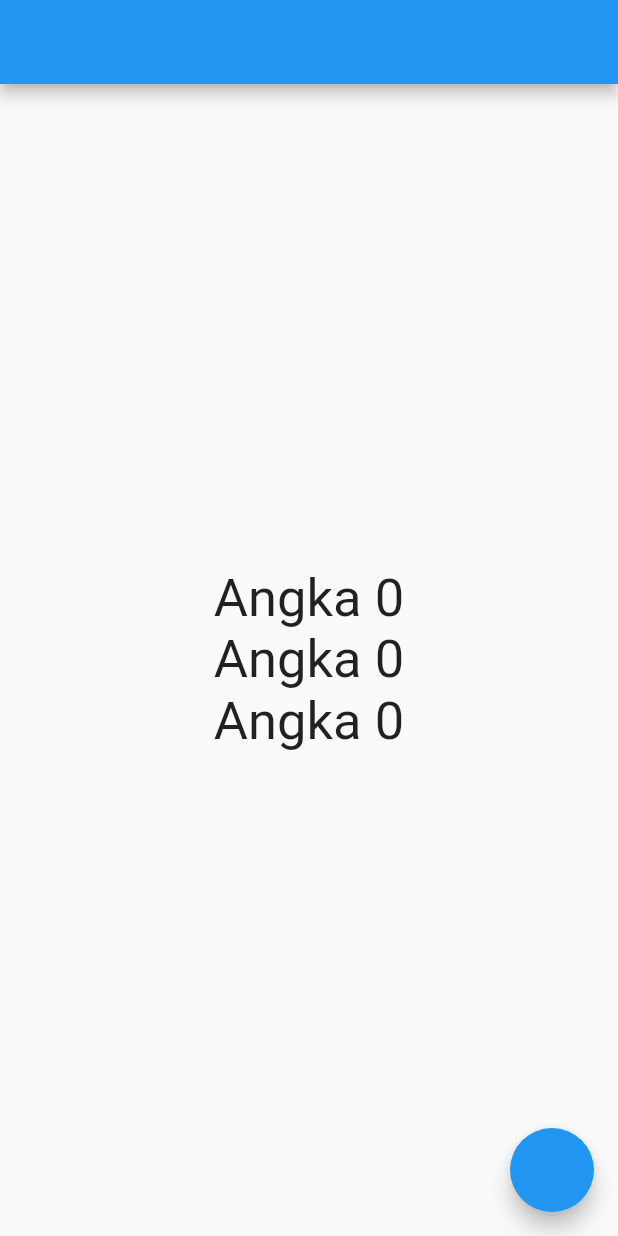
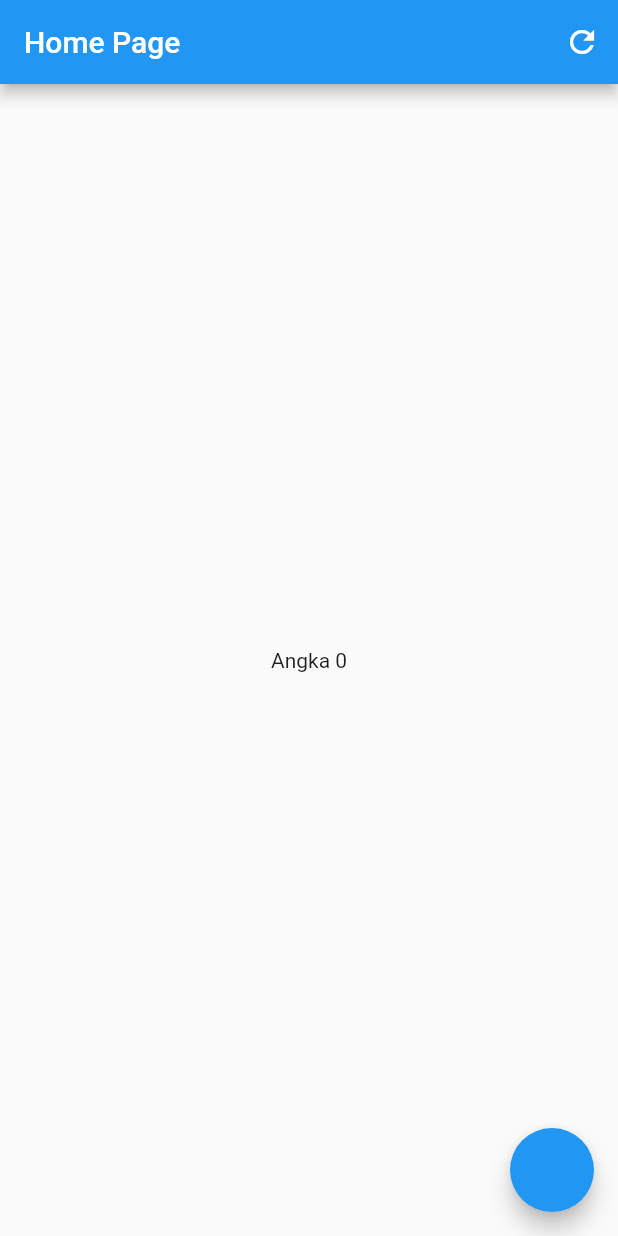
Before and after one commit to dennyoctavian/getx-flutter, a Flutter app: the screen it shows after launch, on a phone screen of 412 x 824 dp. Run offline on Flutter 3.47's test engine with Material 2 defaults, Android fonts, the phone set to English and light mode, and no system bars; our stand-ins replace get.

```diff
--- a/lib/main.dart
+++ b/lib/main.dart
@@ -10,59 +10,70 @@ class MyApp extends StatelessWidget {
 
   @override
   Widget build(BuildContext context) {
-    return MaterialApp(
-      home: Scaffold(
-        appBar: AppBar(),
-        body: Center(
-          child: Column(
-            mainAxisAlignment: MainAxisAlignment.center,
-            children: [
-              GetBuilder<CounterController>(
-                id: "joni",
-                init: CounterController(),
-                initState: (_) {},
-                builder: (controller) {
-                  return Text(
-                    "Angka ${controller.count}",
-                    style: const TextStyle(
-                      fontSize: 35,
-                    ),
+    return const GetMaterialApp(
+      home: HomePage(),
     );
-                },
-              ),
-              GetBuilder<CounterController>(
-                init: CounterController(),
-                initState: (_) {},
-                builder: (controller) {
-                  return Text(
-                    "Angka ${controller.count}",
-                    style: const TextStyle(
-                      fontSize: 35,
-                    ),
-                  );
-                },
-              ),
-              GetBuilder<CounterController>(
-                id: "budi",
-                init: CounterController(),
-                initState: (_) {},
-                builder: (controller) {
-                  return Text(
-                    "Angka ${controller.count}",
-                    style: const TextStyle(
-                      fontSize: 35,
-                    ),
-                  );
-                },
-              ),
+  }
+}
+
+class HomePage extends StatelessWidget {
+  const HomePage({super.key});
+
+  @override
+  Widget build(BuildContext context) {
+    final countController = Get.put(CounterController());
+    return Scaffold(
+      appBar: AppBar(
+        title: const Text("Home Page"),
+        actions: [
+          IconButton(
+              onPressed: () => Get.to(() => const OtherPage()),
+              icon: const Icon(Icons.refresh)),
         ],
       ),
+      body: const Center(
+        child: CountWidget(),
       ),
-        floatingActionButton: FloatingActionButton(
-          onPressed: () {
-            Get.find<CounterController>().add();
+      floatingActionButton: FloatingActionButton(onPressed: () {
+        countController.increment();
+      }),
+    );
+  }
+}
+
+class CountWidget extends StatelessWidget {
+  const CountWidget({super.key});
+
+  @override
+  Widget build(BuildContext context) {
+    return GetBuilder<CounterController>(
+      initState: (state) => debugPrint('initState'),
+      didChangeDependencies: (state) => debugPrint('didChangeDependencies'),
+      didUpdateWidget: (oldWidget, state) => debugPrint('didUpdateWidget'),
+      dispose: (state) => debugPrint('dispose'),
+      builder: (controller) {
+        return Text("Angka ${controller.count}");
       },
+    );
+  }
+}
+
+class OtherPage extends StatelessWidget {
+  const OtherPage({super.key});
+
+  @override
+  Widget build(BuildContext context) {
+    return Scaffold(
+      appBar: AppBar(
+        title: const Text("Other Page"),
+        actions: [
+          IconButton(
+              onPressed: () => Get.to(() => TextPage()),
+              icon: const Icon(Icons.refresh)),
+        ],
       ),
+      body: const Center(
+        child: Text("Other Page"),
       ),
     );
   }
@@ -71,8 +82,30 @@ class MyApp extends StatelessWidget {
 class CounterController extends GetxController {
   var count = 0;
 
-  void add() {
+  void increment() {
     count++;
-    update(['joni', 'budi']);
+    update();
   }
 }
+
+class TextPage extends StatelessWidget {
+  TextPage({super.key});
+
+  final textC = Get.put(TextController());
+
+  @override
+  Widget build(BuildContext context) {
+    return Scaffold(
+      appBar: AppBar(
+        title: const Text("Text Page"),
+      ),
+      body: TextFormField(
+        controller: textC.myC,
+      ),
+    );
+  }
+}
+
+class TextController extends GetxController {
+  final myC = TextEditingController();
+}
```
Lines whose indentation alone changed are shown as unchanged.
